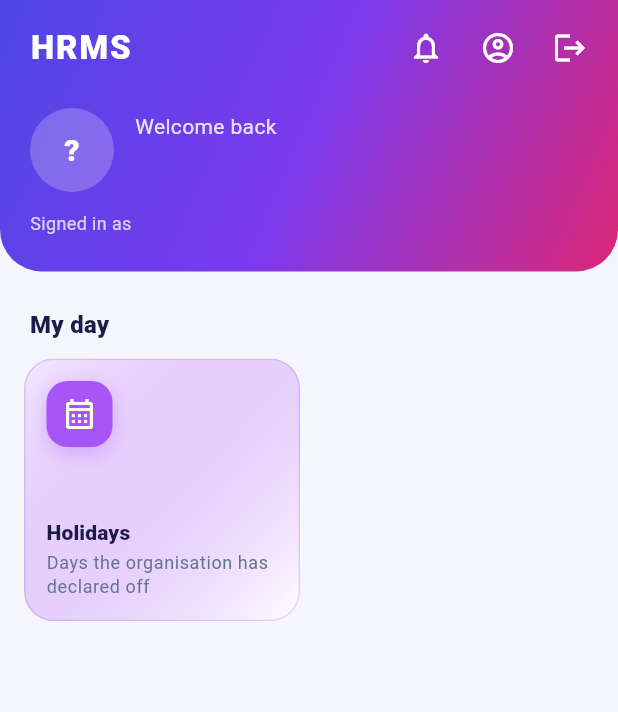
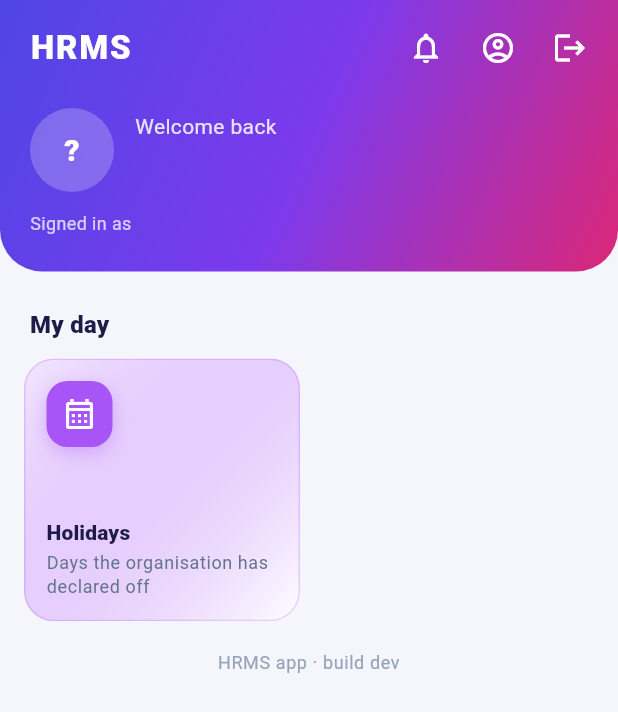
Before and after one commit to AnuKmani/HRMS, a Flutter app: the HomeScreen screen opened by its route, on a phone screen of 412 x 824 dp. Shown: the top 712 px of the screen. Run offline on Flutter 3.47's test engine with Material 3 defaults, Android fonts, the phone set to English and light mode, and no system bars; our stand-ins replace camera, dio, file_picker, flutter_riverpod, flutter_secure_storage, geolocator and 3 more; accounts and stored records are empty; network calls fail.

Commit message:
feat(mobile): show the build number at the foot of the dashboard
Testers side-load APKs over each other; 'HRMS app · build v7' (from
--dart-define=APP_BUILD) tells them which one is actually installed.

Co-Authored-By: Claude Opus 5.5 <noreply@anthropic.com>
Claude-Session: https://claude.ai/code/session_013XVqdKa67Dnq8x2zdGQ8Gp

```diff
--- a/mobile/lib/core/config/app_config.dart
+++ b/mobile/lib/core/config/app_config.dart
@@ -17,6 +17,14 @@ class AppConfig {
   /// Not configurable at runtime: the app has exactly one server to talk to,
   /// and a UI that could repoint it would turn a device into a credential
   /// forwarder for whoever can edit that setting.
+  /// Which build this is, shown at the foot of the dashboard so a tester
+  /// can tell at a glance which APK is installed. Set at build time with
+  /// `--dart-define=APP_BUILD=v7`; plain `flutter run` says `dev`.
+  static const String build = String.fromEnvironment(
+    'APP_BUILD',
+    defaultValue: 'dev',
+  );
+
   static const String baseUrl = String.fromEnvironment(
     'API_BASE_URL',
     defaultValue: 'http://10.0.2.2:8000/api/v1',
--- a/mobile/lib/features/home/home_screen.dart
+++ b/mobile/lib/features/home/home_screen.dart
@@ -2,6 +2,7 @@ import 'package:flutter/material.dart';
 import 'package:flutter_riverpod/flutter_riverpod.dart';
 import 'package:go_router/go_router.dart';
 
+import '../../core/config/app_config.dart';
 import '../../core/permissions/permission_scope.dart';
 import '../../core/presentation/app_theme.dart';
 import '../auth/auth_controller.dart';
@@ -359,6 +360,17 @@ class HomeScreen extends ConsumerWidget {
                         ),
                       ),
                     ],
+                Padding(
+                  padding: const EdgeInsets.only(top: 8),
+                  child: Text(
+                    'HRMS app · build ${AppConfig.build}',
+                    key: const ValueKey('app-build'),
+                    textAlign: TextAlign.center,
+                    style: theme.textTheme.bodySmall?.copyWith(
+                      color: const Color(0xFF94A3B8),
+                    ),
+                  ),
+                ),
               ],
             ),
           ),
```
